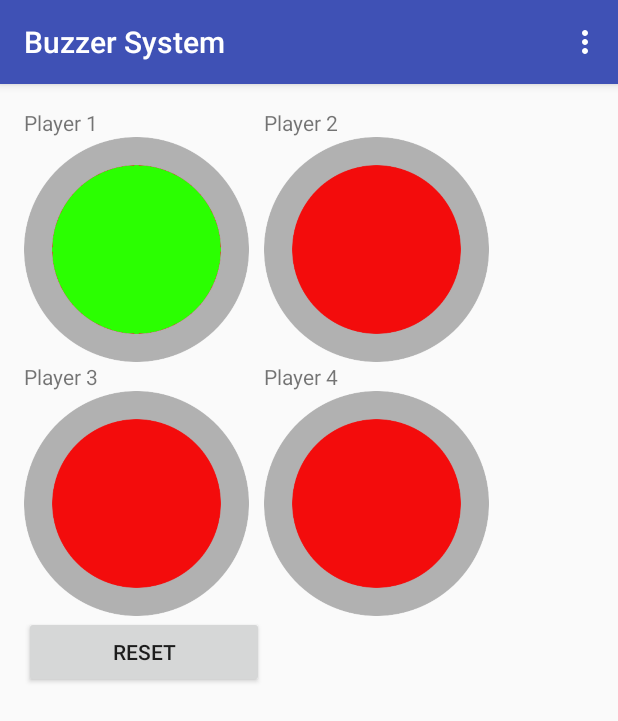
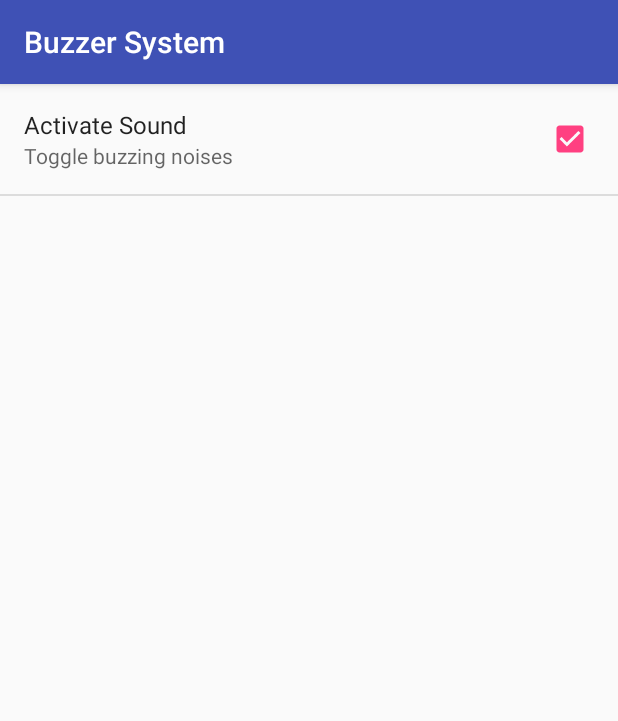
Before and after one commit to cyanophycean314-zz/phone-buzzer, an Android app: the screen it shows after launch (BuzzerActivity before the commit, SettingsActivity after it), in the options menu, after a tap on "Settings", on a phone screen of 412 x 824 dp. Shown: the top 721 px of the screen. Run offline under Robolectric (Android 15) with nearby library versions, the phone set to English and light mode, and no system bars.

Commit message:
Added sound settings

```diff
--- a/BuzzerSystem/app/src/main/AndroidManifest.xml
+++ b/BuzzerSystem/app/src/main/AndroidManifest.xml
@@ -18,6 +18,8 @@
                 <category android:name="android.intent.category.LAUNCHER" />
             </intent-filter>
         </activity>
+        <activity android:name=".SettingsActivity" >
+        </activity>
     </application>
 
 </manifest>
--- a/BuzzerSystem/app/src/main/java/com/example/kevin/buzzersystem/BuzzerActivity.java
+++ b/BuzzerSystem/app/src/main/java/com/example/kevin/buzzersystem/BuzzerActivity.java
@@ -1,10 +1,13 @@
 package com.example.kevin.buzzersystem;
 
+import android.content.Intent;
+import android.content.SharedPreferences;
 import android.media.AudioManager;
 import android.media.Image;
 import android.media.MediaPlayer;
 import android.nfc.Tag;
 import android.os.Bundle;
+import android.preference.PreferenceManager;
 import android.support.design.widget.FloatingActionButton;
 import android.support.design.widget.Snackbar;
 import android.support.v7.app.AppCompatActivity;
@@ -39,11 +42,14 @@ public class BuzzerActivity extends AppCompatActivity {
     }
 
     public void pushed(View view) {
+        SharedPreferences sharedPref = PreferenceManager.getDefaultSharedPreferences(this);
         if (!lockout) {
             ImageView imageview = (ImageView) view;
             imageview.setImageResource(R.drawable.pressed);
             lockout = true;
-            mp.start();
+            if (sharedPref.getBoolean("sound",true)) {
+                mp.start();
+            }
         }
     }
 
@@ -70,7 +76,8 @@ public class BuzzerActivity extends AppCompatActivity {
 
         //noinspection SimplifiableIfStatement
         if (id == R.id.action_settings) {
-            return true;
+            Intent intent = new Intent(this, SettingsActivity.class);
+            startActivity(intent);
         }
 
         return super.onOptionsItemSelected(item);
--- /dev/null
+++ b/BuzzerSystem/app/src/main/java/com/example/kevin/buzzersystem/SettingsActivity.java
@@ -0,0 +1,23 @@
+package com.example.kevin.buzzersystem;
+
+import android.net.Uri;
+import android.support.v7.app.AppCompatActivity;
+import android.os.Bundle;
+
+public class SettingsActivity extends AppCompatActivity implements SettingsFragment.OnFragmentInteractionListener {
+
+    @Override
+    protected void onCreate(Bundle savedInstanceState) {
+        super.onCreate(savedInstanceState);
+        setContentView(R.layout.activity_settings);
+
+        // Display the fragment as the main content.
+        getFragmentManager().beginTransaction().replace(android.R.id.content, new SettingsFragment())
+                .commit();
+    }
+
+    public void onFragmentInteraction(Uri uri) {
+        int x = 1;
+        //idk what to put here
+    }
+}
--- /dev/null
+++ b/BuzzerSystem/app/src/main/java/com/example/kevin/buzzersystem/SettingsFragment.java
@@ -0,0 +1,96 @@
+package com.example.kevin.buzzersystem;
+
+import android.app.Activity;
+import android.net.Uri;
+import android.os.Bundle;
+import android.app.Fragment;
+import android.preference.PreferenceFragment;
+import android.view.LayoutInflater;
+import android.view.View;
+import android.view.ViewGroup;
+
+
+/**
+ * A simple {@link Fragment} subclass.
+ * Activities that contain this fragment must implement the
+ * {@link SettingsFragment.OnFragmentInteractionListener} interface
+ * to handle interaction events.
+ * Use the {@link SettingsFragment#newInstance} factory method to
+ * create an instance of this fragment.
+ */
+public class SettingsFragment extends PreferenceFragment {
+
+    private OnFragmentInteractionListener mListener;
+
+    /**
+     * Use this factory method to create a new instance of
+     * this fragment using the provided parameters.
+     *
+     * @return A new instance of fragment SettingsFragment.
+     */
+    // TODO: Rename and change types and number of parameters
+    public static SettingsFragment newInstance() {
+        SettingsFragment fragment = new SettingsFragment();
+        Bundle args = new Bundle();
+        fragment.setArguments(args);
+        return fragment;
+    }
+
+    public SettingsFragment() {
+        // Required empty public constructor
+    }
+
+    @Override
+    public void onCreate(Bundle savedInstanceState) {
+        super.onCreate(savedInstanceState);
+        addPreferencesFromResource(R.xml.preferences);
+    }
+
+    @Override
+    public View onCreateView(LayoutInflater inflater, ViewGroup container,
+                             Bundle savedInstanceState) {
+        // Inflate the layout for this fragment
+        return inflater.inflate(R.layout.fragment_settings, container, false);
+    }
+
+    // TODO: Rename method, update argument and hook method into UI event
+    public void onButtonPressed(Uri uri) {
+        if (mListener != null) {
+            mListener.onFragmentInteraction(uri);
+        }
+    }
+
+    @Override
+    public void onAttach(Activity activity) {
+        super.onAttach(activity);
+        try {
+            mListener = (OnFragmentInteractionListener) activity;
+        } catch (ClassCastException e) {
+            throw new ClassCastException(activity.toString()
+                    + " must implement OnFragmentInteractionListener");
+        }
+    }
+
+    @Override
+    public void onDetach() {
+        super.onDetach();
+        mListener = null;
+    }
+
+    /**
+     * This interface must be implemented by activities that contain this
+     * fragment to allow an interaction in this fragment to be communicated
+     * to the activity and potentially other fragments contained in that
+     * activity.
+     * <p/>
+     * See the Android Training lesson <a href=
+     * "http://developer.android.com/training/basics/fragments/communicating.html"
+     * >Communicating with Other Fragments</a> for more information.
+     */
+
+    public interface OnFragmentInteractionListener {
+        // TODO: Update argument type and name
+        public void onFragmentInteraction(Uri uri);
+    }
+
+}
--- /dev/null
+++ b/BuzzerSystem/app/src/main/res/layout/activity_settings.xml
@@ -0,0 +1,10 @@
+<?xml version="1.0" encoding="utf-8"?>
+<RelativeLayout xmlns:android="http://schemas.android.com/apk/res/android"
+    xmlns:tools="http://schemas.android.com/tools" android:layout_width="match_parent"
+    android:layout_height="match_parent" android:paddingLeft="@dimen/activity_horizontal_margin"
+    android:paddingRight="@dimen/activity_horizontal_margin"
+    android:paddingTop="@dimen/activity_vertical_margin"
+    android:paddingBottom="@dimen/activity_vertical_margin"
+    tools:context="com.example.kevin.buzzersystem.SettingsActivity">
+
+</RelativeLayout>
--- /dev/null
+++ b/BuzzerSystem/app/src/main/res/layout/fragment_settings.xml
@@ -0,0 +1,11 @@
+<FrameLayout xmlns:android="http://schemas.android.com/apk/res/android"
+    xmlns:tools="http://schemas.android.com/tools" android:layout_width="match_parent"
+    android:layout_height="match_parent"
+    tools:context="com.example.kevin.buzzersystem.SettingsFragment">
+
+    <ListView
+        android:id="@id/android:list"
+        android:layout_width="match_parent"
+        android:layout_height="match_parent" />
+
+</FrameLayout>
--- a/BuzzerSystem/app/src/main/res/values/strings.xml
+++ b/BuzzerSystem/app/src/main/res/values/strings.xml
@@ -7,4 +7,8 @@
     <string name="p3">Player 3</string>
     <string name="p4">Player 4</string>
     <string name="reset">Reset</string>
+    <string name="soundtitle">Activate Sound</string>
+
+<!-- TODO: Remove or change this placeholder text -->
+    <string name="hello_blank_fragment">Hello blank fragment</string>
 </resources>
--- /dev/null
+++ b/BuzzerSystem/app/src/main/res/xml/preferences.xml
@@ -0,0 +1,11 @@
+<?xml version="1.0" encoding="utf-8"?>
+<PreferenceScreen xmlns:android="http://schemas.android.com/apk/res/android">
+
+    <CheckBoxPreference
+        android:key="sound"
+        android:title="@string/soundtitle"
+        android:summary="Toggle buzzing noises"
+        android:defaultValue="true"
+        />
+
+</PreferenceScreen>
```
